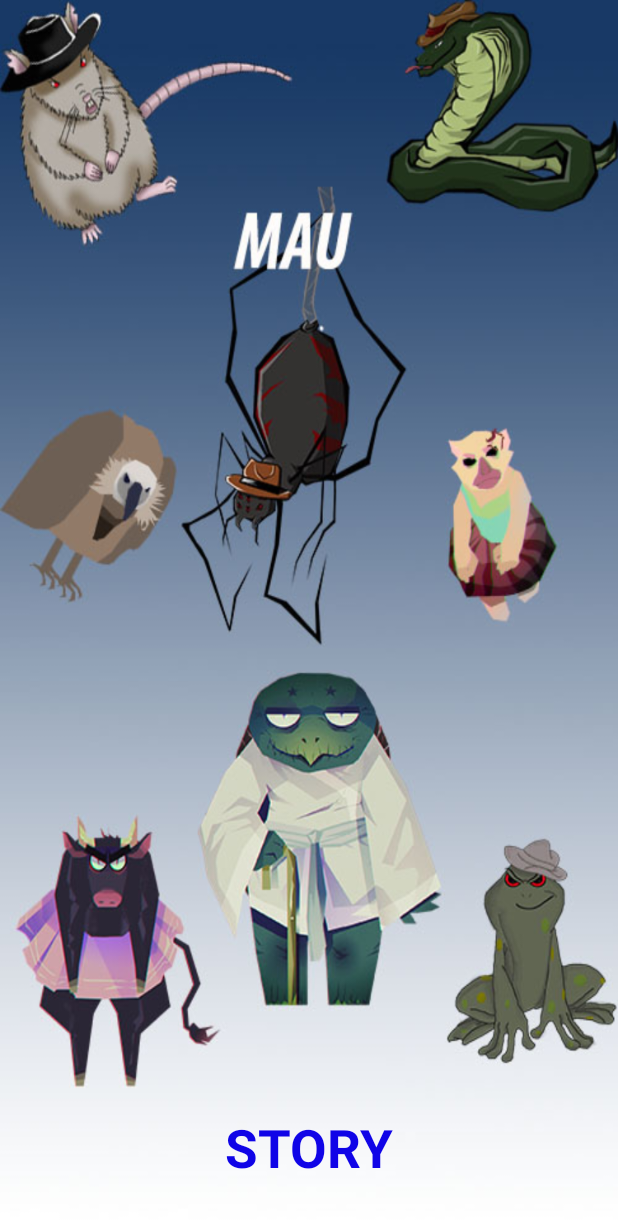
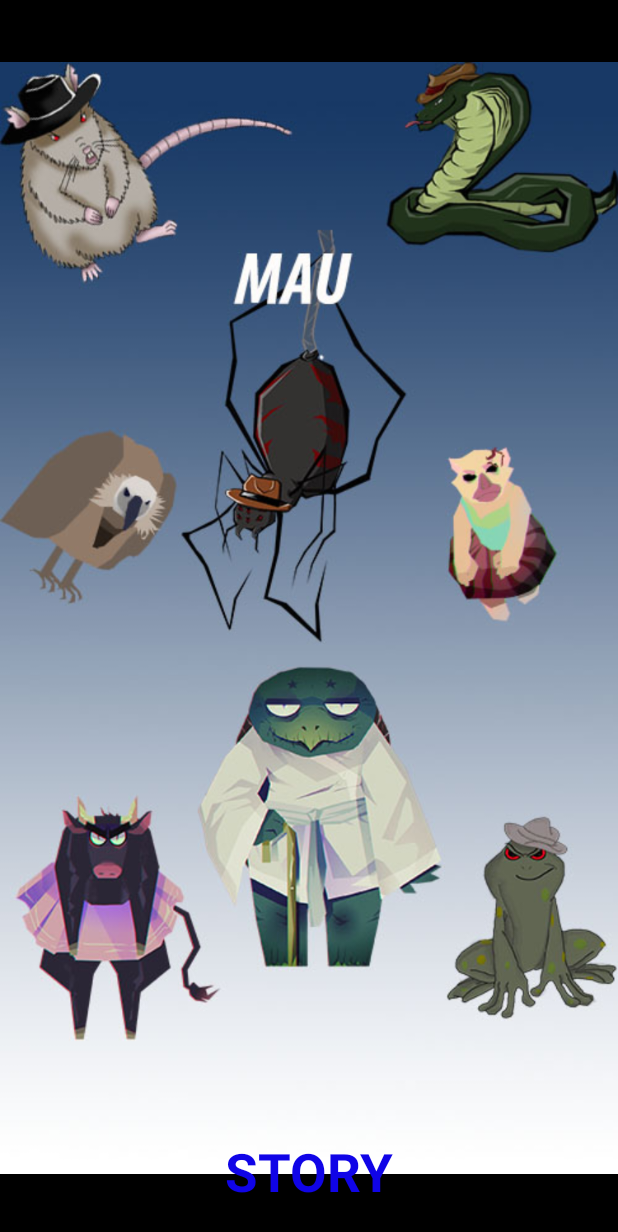
Before and after one commit to Myxy1/MAU, an Android app: the screen it shows after launch (MainActivity), on a phone screen of 412 x 824 dp. Shown: the top 1232 px of the screen. Run offline under Robolectric (Android 15) with nearby library versions, the phone set to English and light mode, and no system bars.

Commit message:
igy nem torzul a hatterkeped, ha mas az oldalaranya az eszkozodnek...

```diff
--- a/app/src/main/res/layout/activity_main.xml
+++ b/app/src/main/res/layout/activity_main.xml
@@ -1,16 +1,18 @@
 <?xml version="1.0" encoding="utf-8"?>
-<RelativeLayout xmlns:android="http://schemas.android.com/apk/res/android"
+<FrameLayout xmlns:android="http://schemas.android.com/apk/res/android"
     xmlns:tools="http://schemas.android.com/tools"
     android:id="@+id/activity_main"
     android:layout_width="match_parent"
     android:layout_height="match_parent"
-    android:paddingBottom="@dimen/activity_vertical_margin"
-    android:paddingLeft="@dimen/activity_horizontal_margin"
-    android:paddingRight="@dimen/activity_horizontal_margin"
-    android:paddingTop="@dimen/activity_vertical_margin"
     tools:context="com.example.miki_proba.mau.MainActivity"
-    android:background="@drawable/hatter1"
+    android:background="#000"
     >
+
+    <ImageView
+        android:layout_width="match_parent"
+        android:layout_height="match_parent"
+        android:src="@drawable/hatter1"
+        android:scaleType="fitCenter"/>
 
     <TextView
         android:layout_width="match_parent"
@@ -18,6 +20,7 @@
         android:text="STORY"
         android:textColor="#1004e7"
         android:textAlignment="center"
+        android:layout_gravity="bottom"
         android:textStyle="bold"
         android:textSize="35dp"
         android:layout_alignParentBottom="true"
@@ -28,4 +31,4 @@
         android:onClick="story"
         />
 
-</RelativeLayout>
+</FrameLayout>
```
